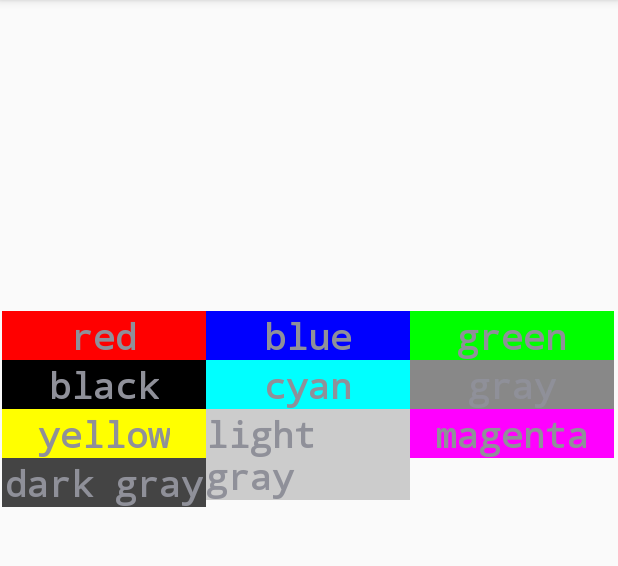
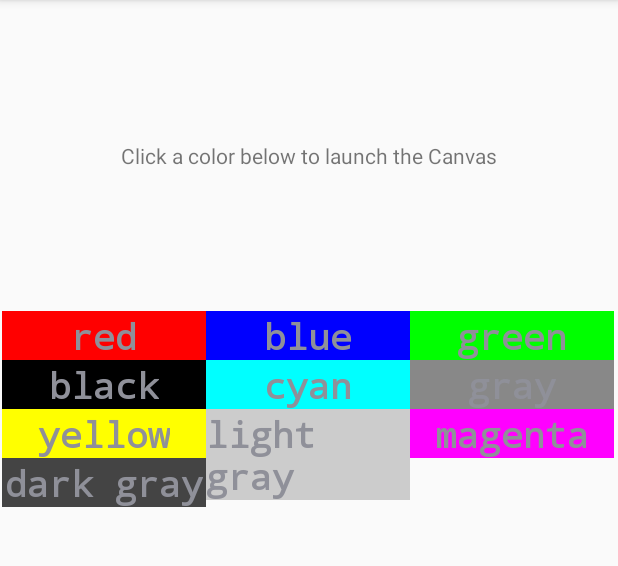
Before and after one commit to Dan-Burke-P/ColorPallete, an Android app: the screen it shows after launch (MainActivity), on a phone screen of 412 x 824 dp, the part 84-650 px from its top. Run offline under Robolectric (Android 15) with nearby library versions, the phone set to English and light mode, and no system bars.

Commit message:
Added instruction thingy

```diff
--- a/app/src/main/res/layout/activity_main.xml
+++ b/app/src/main/res/layout/activity_main.xml
@@ -15,4 +15,14 @@
         app:layout_constraintStart_toStartOf="parent"
         app:layout_constraintTop_toTopOf="parent" />
 
+    <TextView
+        android:id="@+id/textView"
+        android:layout_width="wrap_content"
+        android:layout_height="wrap_content"
+        android:text="@string/main_activity_instruction"
+        app:layout_constraintBottom_toTopOf="@+id/colorPallete"
+        app:layout_constraintEnd_toEndOf="parent"
+        app:layout_constraintStart_toStartOf="parent"
+        app:layout_constraintTop_toTopOf="parent" />
+
 </androidx.constraintlayout.widget.ConstraintLayout>
--- a/app/src/main/res/values/strings.xml
+++ b/app/src/main/res/values/strings.xml
@@ -7,4 +7,5 @@
     -->
     <string name="hello_world">Hello Square World!</string>
     <string name="title_activity_color_display">ColorDisplay</string>
+    <string name="main_activity_instruction">Click a color below to launch the Canvas</string>
 </resources>
```
